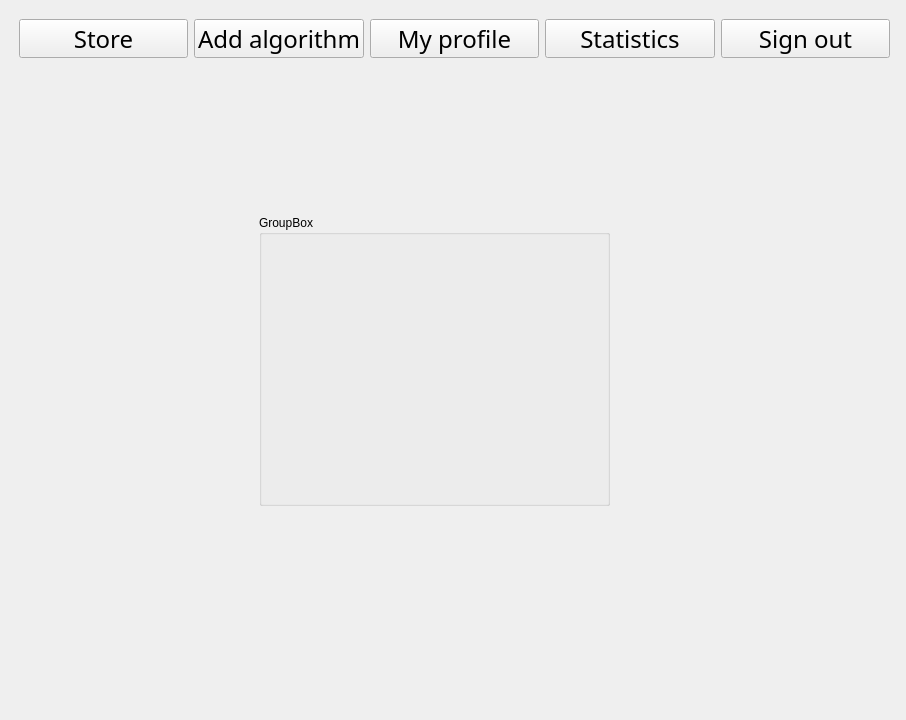
First picture: the form in desktop_app/GUI/UI/MainWindow.ui, repository aobolensk/webforces, before the edit.
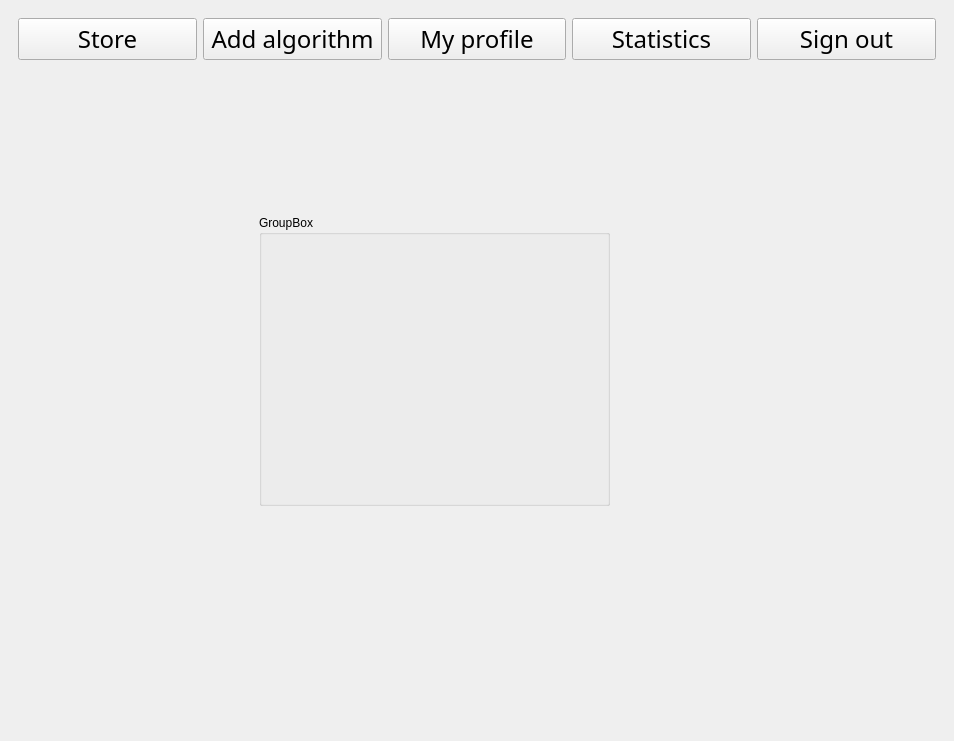
Second picture: the form after the edit.

Patch:
```diff
--- a/desktop_app/GUI/UI/MainWindow.ui
+++ b/desktop_app/GUI/UI/MainWindow.ui
@@ -6,8 +6,8 @@
    <rect>
     <x>0</x>
     <y>0</y>
-    <width>906</width>
-    <height>720</height>
+    <width>954</width>
+    <height>741</height>
    </rect>
   </property>
   <property name="windowTitle">
@@ -29,15 +29,8 @@
         <height>60</height>
        </size>
       </property>
-      <widget class="QWidget" name="layoutWidget">
-       <property name="geometry">
-        <rect>
-         <x>10</x>
-         <y>10</y>
-         <width>871</width>
-         <height>39</height>
-        </rect>
-       </property>
+      <layout class="QHBoxLayout" name="horizontalLayout_2">
+       <item>
        <layout class="QHBoxLayout" name="horizontalLayout">
         <item>
          <widget class="QPushButton" name="storeButton">
@@ -138,7 +131,8 @@
          </widget>
         </item>
        </layout>
-      </widget>
+       </item>
+      </layout>
      </widget>
     </item>
     <item>
```
Left out of the diff: 3 changed lines with no effect on the pictures. Lines whose indentation alone changed are shown as unchanged.
